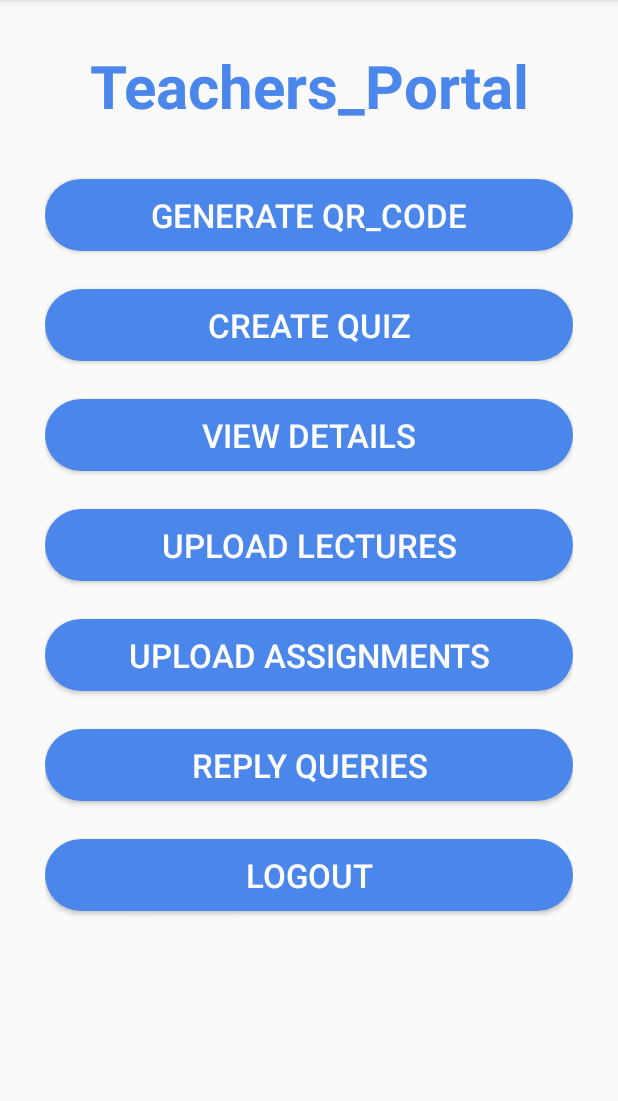
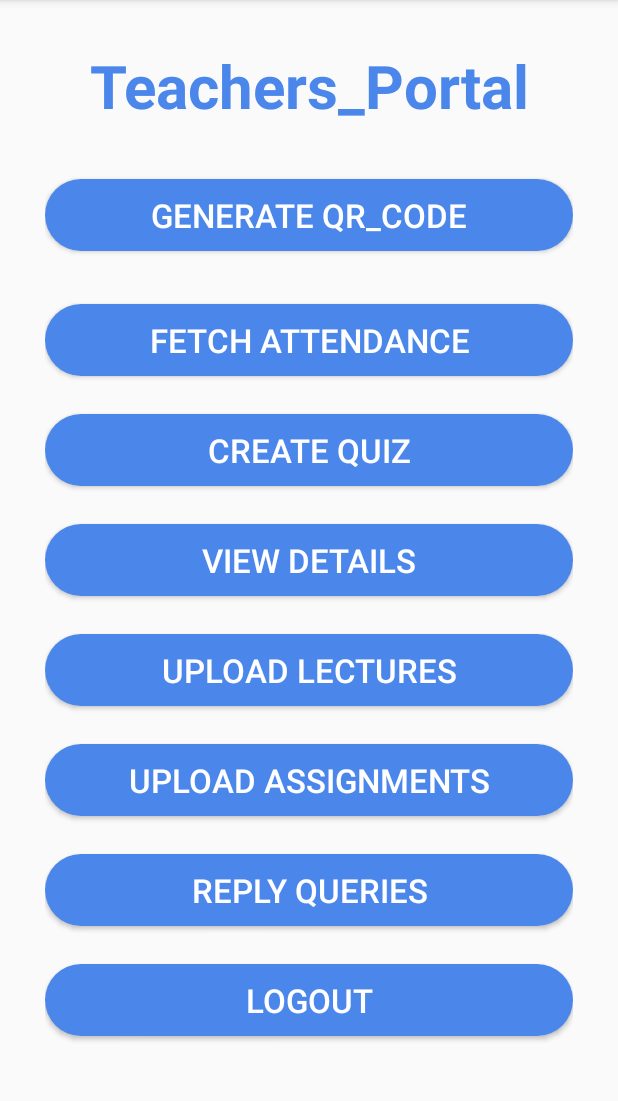
Before and after one commit to izza-tech/SmartClassroomUsingQR_code, an Android app: the teachers screen opened directly, with no data from a screen before it, on a phone screen of 412 x 824 dp, the part 84-1185 px from its top. Run offline under Robolectric (Android 15) with nearby library versions, the phone set to English and light mode, and no system bars.

Commit message:
done izza nd basit

```diff
--- a/app/src/main/java/com/example/smartclassroomusingqr_code/students.java
+++ b/app/src/main/java/com/example/smartclassroomusingqr_code/students.java
@@ -117,7 +117,7 @@ public class students extends AppCompatActivity {
     }
     @SuppressWarnings("deprecation")
     public void openattendencehistory(){
-        Intent intent=new Intent (this,attendencehistory.class);
+        Intent intent=new Intent (this,ExcelAttendanceSheet.class);
         startActivity(intent);
     }
 
--- a/app/src/main/java/com/example/smartclassroomusingqr_code/teachers.java
+++ b/app/src/main/java/com/example/smartclassroomusingqr_code/teachers.java
@@ -15,7 +15,7 @@ public class teachers extends AppCompatActivity {
     private Button createquiz;
     private Button uploadlectures;
     private Button uploadassignments;
-    private Button viewdetails;
+    private Button viewdetails , fattendence;
 
     @SuppressWarnings("deprecation")
     @Override
@@ -61,6 +61,15 @@ public class teachers extends AppCompatActivity {
             public void onClick(View view) {
                 Uploadlectures();
             }
+        });
+
+        fattendence=(Button) findViewById(R.id.btngenerateattendence);
+        fattendence.setOnClickListener(new View.OnClickListener() {
+            @Override
+            public void onClick(View view) {
+                Intent intent=new Intent (teachers.this,ExcelAttendanceSheet.class);
+                startActivity(intent);
+                    }
         });
 
         teacherslogout=(Button) findViewById(R.id.btnteacherslogout);
--- a/app/src/main/res/layout/activity_teachers.xml
+++ b/app/src/main/res/layout/activity_teachers.xml
@@ -27,6 +27,15 @@
         android:background="@drawable/roundedbutton"
         android:layout_marginTop="35dp"
         android:id="@+id/btngenerateqrcode"/>
+    <Button
+    android:layout_height="wrap_content"
+    android:layout_width="match_parent"
+    android:textColor="#ffffffff"
+    android:textSize="22sp"
+    android:text="fetch attendance"
+    android:background="@drawable/roundedbutton"
+    android:layout_marginTop="35dp"
+    android:id="@+id/btngenerateattendence"/>
 
     <Button
         android:layout_height="wrap_content"
```
